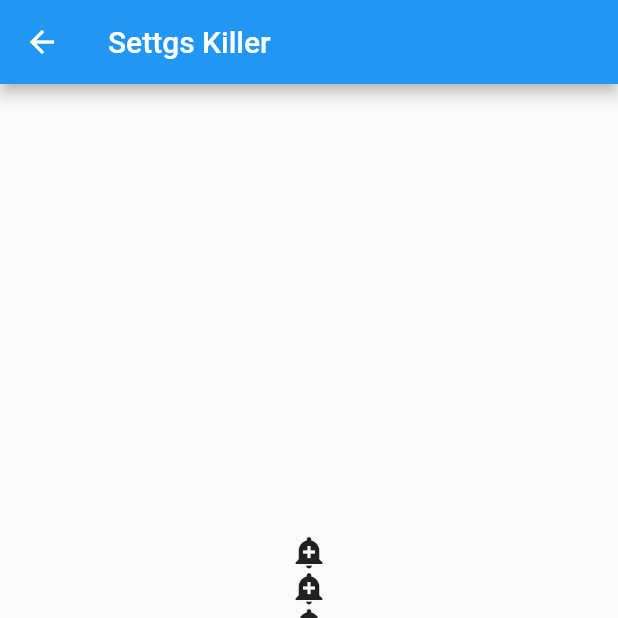
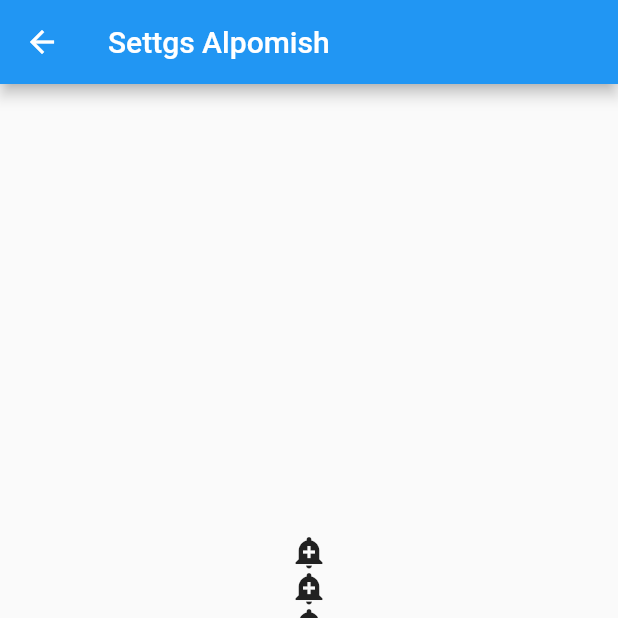
Before and after one commit to alpomishkom/Navigator_Pages_, a Flutter app: the screen it shows after launch, after a tap on the "settings" icon, on a phone screen of 412 x 824 dp, the top half of it. Run offline on Flutter 3.47's test engine with Material 2 defaults, Android fonts, the light colour scheme and no system bars.

Commit message:
other page and two pages and

```diff
--- a/lib/main.dart
+++ b/lib/main.dart
@@ -22,7 +22,7 @@ class MyApp extends StatelessWidget {
       initialRoute: HomPages.ruts,
       routes: {
         HomPages.ruts: (context) =>  HomPages(),
-        SettgsPages.ruts: (context) => SettgsPages(),
+        SettgsPages.ruts: (context) => SettgsPages(massage: "Alpomish"),
         PersonPages.ruts : (context) => PersonPages(),
         RegsPages.ruts : (context) => RegsPages(),
       },
--- a/lib/pages/homPages/hompages.dart
+++ b/lib/pages/homPages/hompages.dart
@@ -6,12 +6,14 @@ class HomPages extends StatelessWidget {
   HomPages({super.key});
 
   static String ruts = "/hompage";
-  final String agre = "Killer";
+   String agre = "Killer";
 
   @override
   Widget build(BuildContext context) {
     return Scaffold(
-      drawer: Drawer(),
+      drawer: Drawer(
+        backgroundColor: Colors.white24,
+      ),
       appBar: AppBar(
         shadowColor: Colors.purple,
         foregroundColor: Colors.red,
--- a/lib/pages/profilPages/profiliPages.dart
+++ b/lib/pages/profilPages/profiliPages.dart
@@ -9,9 +9,10 @@ class PersonPages extends StatelessWidget {
 
   @override
   Widget build(BuildContext context) {
+     var argumet = ModalRoute.of(context)!.settings.arguments;
     return Scaffold(
       appBar: AppBar(
-        title: Text("PersonPages"),
+        title: Text("PersonPages $argumet"),
         backgroundColor: Colors.yellow,
         foregroundColor: Colors.purple,
       ),
--- a/lib/pages/settigs/settigsPagse.dart
+++ b/lib/pages/settigs/settigsPagse.dart
@@ -2,16 +2,17 @@ import 'package:flutter/material.dart';
 import 'package:navigator_page_4/pages/profilPages/profiliPages.dart';
 
 class SettgsPages extends StatelessWidget {
-  const SettgsPages({super.key});
+  final String massage;
+  const SettgsPages({super.key, required this.massage});
 
   static String ruts = "/settgsage";
 
   @override
   Widget build(BuildContext context) {
-    var argumet = ModalRoute.of(context)!.settings.arguments;
+
     return Scaffold(
       appBar: AppBar(
-        title:  Text("Settgs $argumet"),
+        title:  Text("Settgs $massage"),
       ),
       body:  Center(
         child: Column(
```
